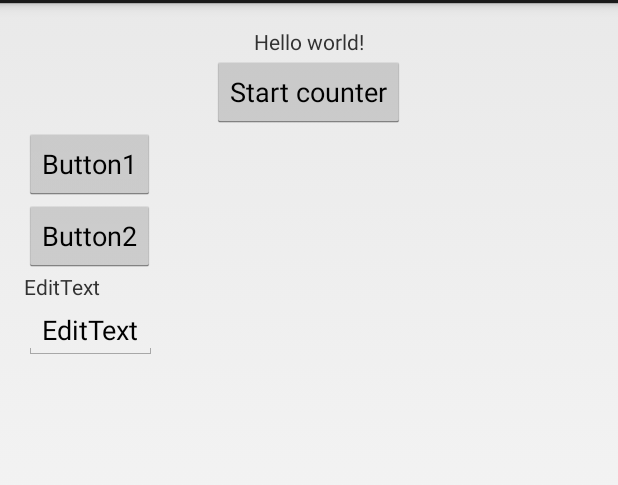
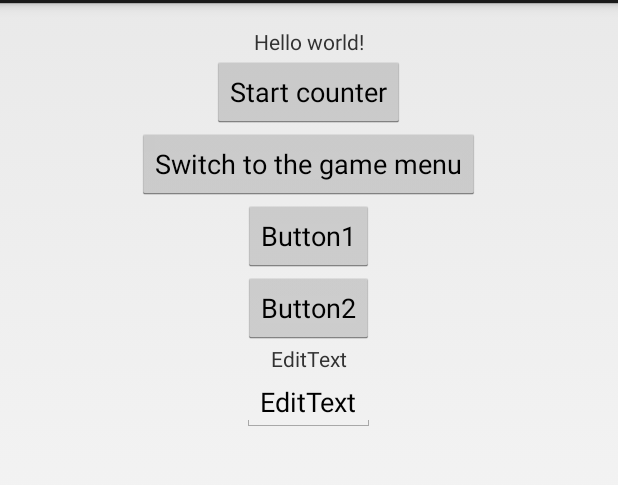
Before and after one commit to Eclipse5599/project, an Android app: the screen it shows after launch (MainActivity), in the options menu, after a tap on "Settings", on a phone screen of 412 x 824 dp, the part 69-554 px from its top. Run offline under Robolectric (Android 15) with nearby library versions, the light colour scheme and no system bars.

Commit message:
Added a button to MainActivity to start GameMenu

```diff
--- a/FlagCap/app/src/main/java/com/sammy/edward/flagcap/MainActivity.java
+++ b/FlagCap/app/src/main/java/com/sammy/edward/flagcap/MainActivity.java
@@ -14,6 +14,7 @@ import android.widget.TextView;
 public class MainActivity extends Activity {
 
     Button startCounterButton;
+    Button startGameMenuButton;
 
     @Override
     protected void onCreate(Bundle savedInstanceState) {
@@ -40,7 +41,7 @@ public class MainActivity extends Activity {
             @Override
             public void onClick(View v) {
 
-                /*Intent intent = new Intent(MainActivity.this, MainActivityB.class);
+                Intent intent = new Intent(MainActivity.this, MainActivityB.class);
                 Bundle b = new Bundle();
                 b.putString("greeting", "hello");
                 intent.putExtra("greetingbudle", b);
@@ -48,7 +49,7 @@ public class MainActivity extends Activity {
                 intent.putExtra("showAll", true);
                 intent.putExtra("numItems", 5);
 
-                startActivity(intent);*/
+                startActivity(intent);
             }
         });
 
@@ -57,6 +58,15 @@ public class MainActivity extends Activity {
             @Override
             public void onClick(View v) {
                 Intent intent = new Intent(MainActivity.this, CounterActivity.class);
+                startActivity(intent);
+            }
+        });
+
+        startGameMenuButton = (Button) findViewById(R.id.start_gamemenu);
+        startGameMenuButton.setOnClickListener(new View.OnClickListener() {
+            @Override
+            public void onClick(View v) {
+                Intent intent = new Intent(MainActivity.this, StartMenuActivity.class);
                 startActivity(intent);
             }
         });
--- a/FlagCap/app/src/main/res/layout/activity_main.xml
+++ b/FlagCap/app/src/main/res/layout/activity_main.xml
@@ -28,9 +28,18 @@
     />
 
     <Button
+        android:id="@+id/start_gamemenu"
+        android:layout_width="wrap_content"
+        android:layout_height="wrap_content"
+        android:layout_gravity="center"
+        android:text="@string/action_gamemenu"
+    />
+
+    <Button
         android:id="@+id/button"
         android:layout_width="wrap_content"
         android:layout_height="wrap_content"
+        android:layout_gravity="center"
         android:text="@string/button"
     />
 
@@ -38,6 +47,7 @@
         android:id="@+id/button2"
         android:layout_width="wrap_content"
         android:layout_height="wrap_content"
+        android:layout_gravity="center"
         android:text="@string/button2"
     />
 
@@ -45,6 +55,7 @@
         android:id="@+id/textView"
         android:layout_width="wrap_content"
         android:layout_height="wrap_content"
+        android:layout_gravity="center"
         android:text="@string/text_view"
     />
 
@@ -52,6 +63,7 @@
         android:id="@+id/editText"
         android:layout_width="wrap_content"
         android:layout_height="wrap_content"
+        android:layout_gravity="center"
         android:text="@string/edit_text"
     />
 </LinearLayout>
--- a/FlagCap/app/src/main/res/values/strings.xml
+++ b/FlagCap/app/src/main/res/values/strings.xml
@@ -6,6 +6,7 @@
     <string name="hello_world">Hello world!</string>
     <string name="action_settings">Settings</string>
     <string name="action_count">Start counter</string>
+    <string name="action_gamemenu">Switch to the game menu</string>
 
     <!-- The Counter -->
     <string name="count_activity_title">The amazing counter</string>
```
